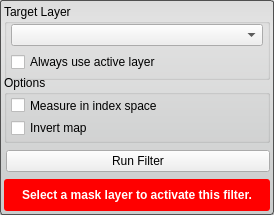
Above: src/Interface/ToolInterface/DistanceFilterInterface.ui from jessdtate/Seg3D before the change. Below: the same form after it.
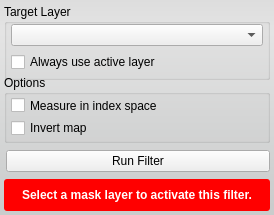
That is the form after the change. Custom widgets are drawn as their Qt base class.

What changed in the file:
```diff
--- a/src/Interface/ToolInterface/DistanceFilterInterface.ui
+++ b/src/Interface/ToolInterface/DistanceFilterInterface.ui
@@ -34,7 +34,6 @@
   <property name="styleSheet">
    <string notr="true">QWidget#DistanceFilterInterface{
 	border-radius: 3px;
-	border: 1px solid rgb(80, 80,80);
 	background-color: qlineargradient(spread:pad, x1:0.5, y1:0, x2:0.5, y2:0.960227, stop:0 rgba(221, 221, 221, 255), stop:0.155779 rgba(228, 228, 228, 255), stop:1 rgba(202, 204, 204, 255));      
 }</string>
   </property>
```
